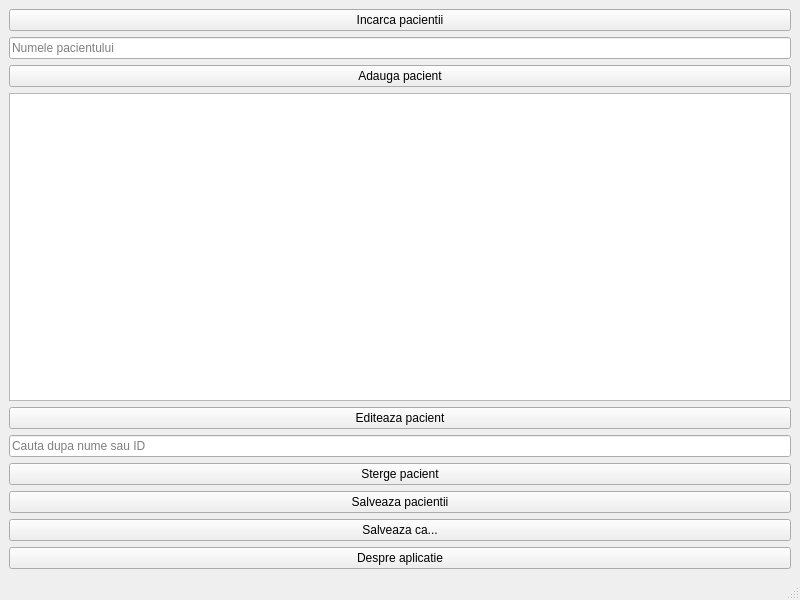
Qt form mainwindow.ui (CPRBusiness/MedDesk) before a commit.
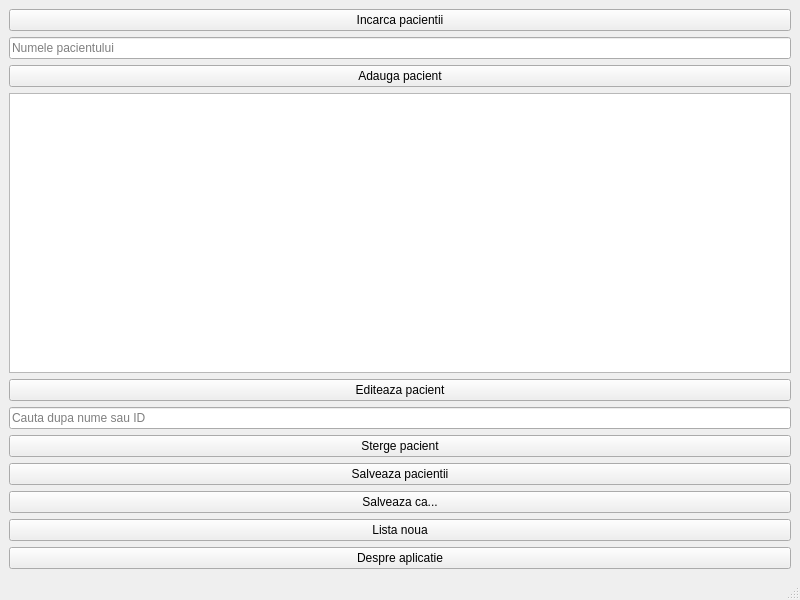
The same form after that commit.

Commit message: feat: add new patient document and keyboard shortcuts

Patch:
```diff
--- a/mainwindow.ui
+++ b/mainwindow.ui
@@ -74,6 +74,13 @@
       </property>
      </widget>
     </item>
+    <item>
+     <widget class="QPushButton" name="newPatientsButton">
+      <property name="text">
+       <string>Lista noua</string>
+      </property>
+     </widget>
+    </item>
     <item>
      <widget class="QPushButton" name="aboutButton">
       <property name="text">
```
The commit also changes 3 other files.
